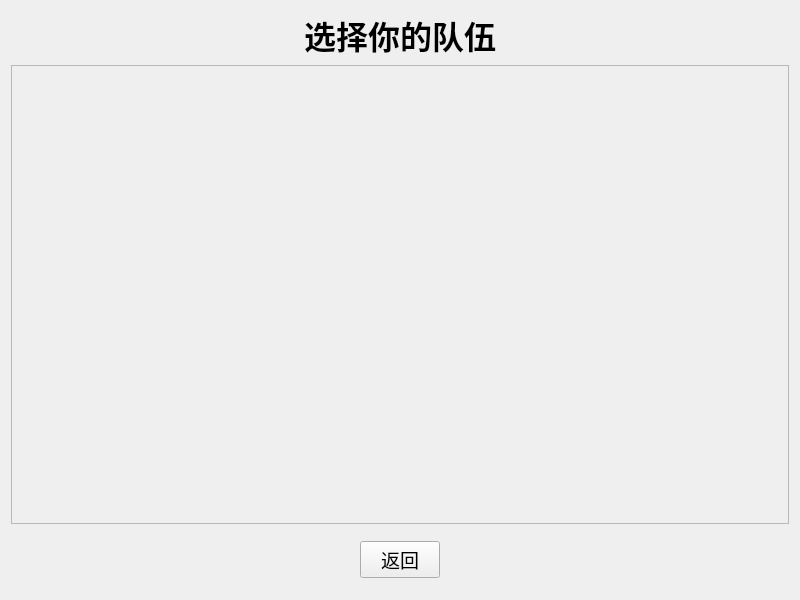
This is teamselectwindow.ui in liv09343-cs/-The-way-to-the-world-cup-26C- as Qt 5 draws it before an edit. The edited form follows.
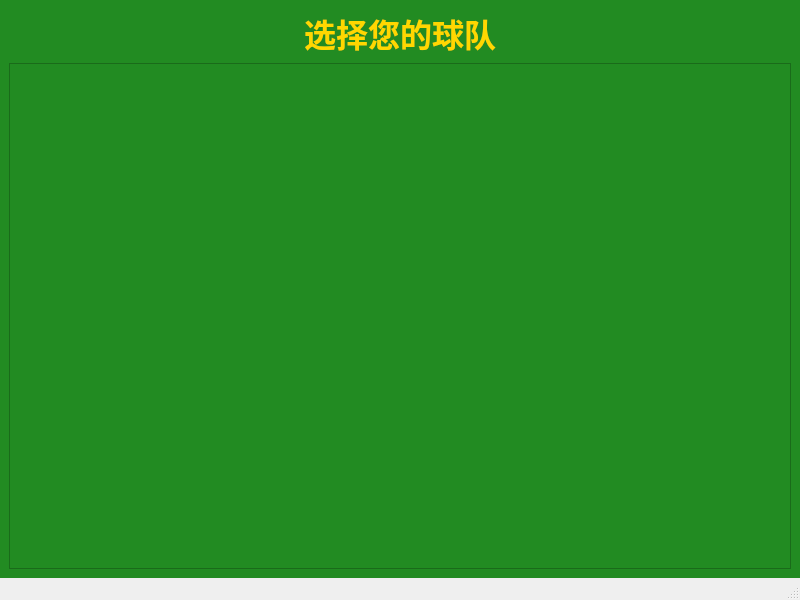
This is the edited form.

```diff
--- a/teamselectwindow.ui
+++ b/teamselectwindow.ui
@@ -13,22 +13,28 @@
   <property name="windowTitle">
    <string>2026年美加墨世界杯 - 队伍选择</string>
   </property>
-  <widget class="QWidget" name="centralWidget">
+  <widget class="QWidget" name="centralwidget">
+   <property name="styleSheet">
+    <string notr="true">background-color: #228B22;</string>
+   </property>
    <layout class="QVBoxLayout" name="verticalLayout">
     <item>
      <widget class="QLabel" name="titleLabel">
-      <property name="text">
-       <string>选择你的队伍</string>
-      </property>
-      <property name="alignment">
-       <set>Qt::AlignCenter</set>
-      </property>
       <property name="font">
        <font>
         <pointsize>24</pointsize>
         <bold>true</bold>
        </font>
       </property>
+      <property name="alignment">
+       <set>Qt::AlignCenter</set>
+      </property>
+      <property name="text">
+       <string>选择您的球队</string>
+      </property>
+      <property name="styleSheet">
+       <string notr="true">color: #FFD700;</string>
+      </property>
      </widget>
     </item>
     <item>
@@ -42,72 +48,30 @@
          <x>0</x>
          <y>0</y>
          <width>780</width>
-         <height>450</height>
+         <height>500</height>
         </rect>
        </property>
-       <layout class="QVBoxLayout" name="verticalLayout_2">
-        <item>
-         <widget class="QWidget" name="teamsWidget">
-          <property name="sizePolicy">
-           <sizepolicy hsizetype="Expanding" vsizetype="Expanding">
-            <horstretch>0</horstretch>
-            <verstretch>0</verstretch>
-           </sizepolicy>
-          </property>
-         </widget>
-        </item>
-       </layout>
+       <property name="styleSheet">
+        <string notr="true">background-color: #228B22;</string>
+       </property>
+       <layout class="QGridLayout" name="gridLayout"/>
       </widget>
      </widget>
     </item>
-    <item>
-     <widget class="QWidget" name="buttonWidget">
-      <layout class="QHBoxLayout" name="horizontalLayout">
-       <item>
-        <spacer name="horizontalSpacer">
-         <property name="orientation">
-          <enum>Qt::Horizontal</enum>
-         </property>
-         <property name="sizeHint" stdset="0">
-          <size>
-           <width>40</width>
-           <height>20</height>
-          </size>
-         </property>
-        </spacer>
-       </item>
-       <item>
-        <widget class="QPushButton" name="backButton">
-         <property name="text">
-          <string>返回</string>
-         </property>
-         <property name="font">
-          <font>
-           <pointsize>14</pointsize>
-          </font>
-         </property>
-        </widget>
-       </item>
-       <item>
-        <spacer name="horizontalSpacer_2">
-         <property name="orientation">
-          <enum>Qt::Horizontal</enum>
-         </property>
-         <property name="sizeHint" stdset="0">
-          <size>
-           <width>40</width>
-           <height>20</height>
-          </size>
-         </property>
-        </spacer>
-       </item>
-      </layout>
-     </widget>
-    </item>
    </layout>
   </widget>
+  <widget class="QMenuBar" name="menubar">
+   <property name="geometry">
+    <rect>
+     <x>0</x>
+     <y>0</y>
+     <width>800</width>
+     <height>26</height>
+    </rect>
+   </property>
+  </widget>
+  <widget class="QStatusBar" name="statusbar"/>
  </widget>
- <layoutdefault spacing="6" margin="11"/>
  <resources/>
  <connections>
  </connections>
```
Left out of the diff: 5 changed lines with no effect on the pictures.
